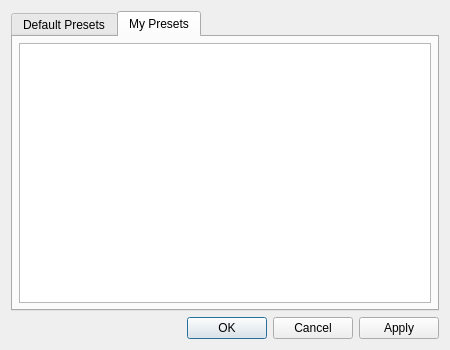
Old version of the form src/loadpresetdialog.ui in the repository mimecorg/fraqtive.
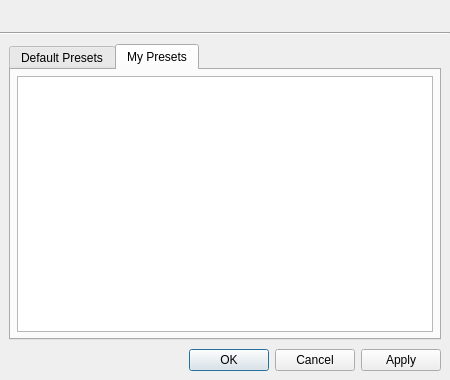
New version of the form. The open tabs and pages were chosen to show the change. Custom widgets are drawn as their Qt base class.

Commit message: added header to dialogs; new about box and quick guide dialog

```diff
--- a/src/loadpresetdialog.ui
+++ b/src/loadpresetdialog.ui
@@ -1,21 +1,59 @@
 <ui version="4.0" >
  <class>LoadPresetDialog</class>
- <widget class="QDialog" name="LoadPresetDialog" >
-  <property name="geometry" >
+ <widget class="QDialog" name="LoadPresetDialog">
+  <property name="geometry">
    <rect>
     <x>0</x>
     <y>0</y>
     <width>450</width>
-    <height>350</height>
+    <height>380</height>
    </rect>
   </property>
   <property name="windowTitle" >
    <string>Load Preset</string>
   </property>
-  <layout class="QVBoxLayout" >
+  <layout class="QVBoxLayout" name="topLayout" stretch="0,0,1">
+   <property name="spacing">
+    <number>0</number>
+   </property>
+   <property name="margin">
+    <number>0</number>
+   </property>
    <item>
-    <widget class="QTabWidget" name="tabWidget" >
-     <property name="currentIndex" >
+    <widget class="XmlUi::GradientWidget" name="promptWidget" native="true">
+     <layout class="QHBoxLayout" name="promptLayout" stretch="0,1">
+      <property name="spacing">
+       <number>10</number>
+      </property>
+      <item>
+       <widget class="QLabel" name="promptPixmap"/>
+      </item>
+      <item>
+       <widget class="QLabel" name="promptLabel">
+        <property name="wordWrap">
+         <bool>true</bool>
+        </property>
+       </widget>
+      </item>
+     </layout>
+    </widget>
+   </item>
+   <item>
+    <widget class="Line" name="line">
+     <property name="orientation">
+      <enum>Qt::Horizontal</enum>
+     </property>
+    </widget>
+   </item>
+   <item>
+    <widget class="QWidget" name="mainWidget" native="true">
+     <layout class="QVBoxLayout" name="verticalLayout">
+      <property name="spacing">
+       <number>9</number>
+      </property>
+      <item>
+       <widget class="QTabWidget" name="tabWidget">
+        <property name="currentIndex">
       <number>0</number>
      </property>
      <widget class="QWidget" name="tabDefault" >
@@ -44,39 +82,39 @@
       <attribute name="title" >
        <string>My Presets</string>
       </attribute>
-      <layout class="QVBoxLayout" >
-       <property name="leftMargin" >
-        <number>6</number>
-       </property>
-       <property name="topMargin" >
-        <number>6</number>
-       </property>
-       <property name="rightMargin" >
-        <number>6</number>
-       </property>
-       <property name="bottomMargin" >
+         <layout class="QVBoxLayout">
+          <property name="margin">
         <number>6</number>
        </property>
        <item>
-        <widget class="PresetListView" name="listUser" />
+           <widget class="PresetListView" name="listUser"/>
        </item>
       </layout>
      </widget>
     </widget>
    </item>
    <item>
-    <widget class="QDialogButtonBox" name="buttonBox" >
-     <property name="orientation" >
+       <widget class="QDialogButtonBox" name="buttonBox">
+        <property name="orientation">
       <enum>Qt::Horizontal</enum>
      </property>
-     <property name="standardButtons" >
-      <set>QDialogButtonBox::Apply|QDialogButtonBox::Cancel|QDialogButtonBox::NoButton|QDialogButtonBox::Ok</set>
-     </property>
+        <property name="standardButtons">
+         <set>QDialogButtonBox::Apply|QDialogButtonBox::Cancel|QDialogButtonBox::Ok</set>
+        </property>
+       </widget>
+      </item>
+     </layout>
     </widget>
    </item>
   </layout>
  </widget>
  <customwidgets>
+  <customwidget>
+   <class>XmlUi::GradientWidget</class>
+   <extends>QWidget</extends>
+   <header>xmlui/gradientwidget.h</header>
+   <container>1</container>
+  </customwidget>
   <customwidget>
    <class>PresetListView</class>
    <extends>QListView</extends>
```
Left out of the diff: 36 changed lines with no effect on the pictures. Lines whose indentation alone changed are shown as unchanged. The commit also changes 49 other files.
